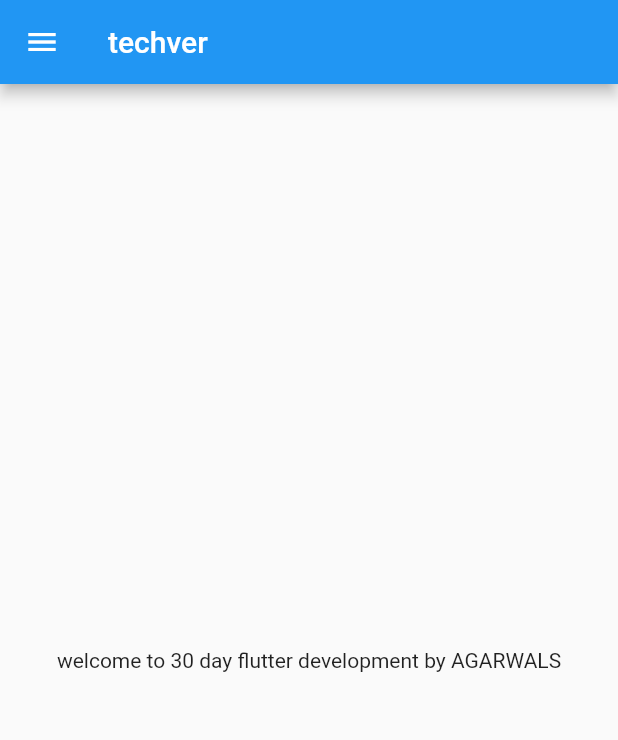
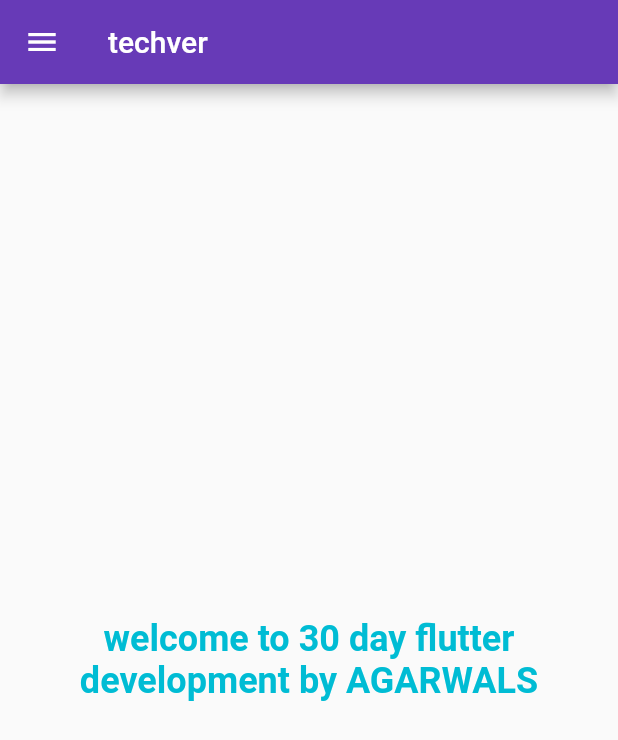
Before and after one commit to jayant-01/flutter_application_1, a Flutter app: the screen it shows after launch, on a phone screen of 412 x 824 dp. Shown: the top 740 px of the screen. Run offline on Flutter 3.47's test engine with Material 2 defaults, Android fonts, the phone set to English and light mode, and no system bars; missing offline and left inert: dart:html.

Commit message:
day3 complpeted

```diff
--- a/lib/main.dart
+++ b/lib/main.dart
@@ -1,6 +1,6 @@
 import 'package:flutter/material.dart';
-
-import 'home_page.dart';
+import 'package:flutter_application_1/pages/home_page.dart';
+import 'package:flutter_application_1/pages/login_page.dart';
 
 void main() {
   runApp(MyApp());
@@ -12,7 +12,13 @@ class MyApp extends StatelessWidget {
   @override
   Widget build(BuildContext context) {
     return MaterialApp(
-      home: HomePage(),
+      themeMode: ThemeMode.light,
+      theme: ThemeData(primarySwatch: Colors.deepPurple),
+      darkTheme: ThemeData(brightness: Brightness.dark),
+      routes: {
+        "/": (context) => HomePage(),
+        "/Login": (context) => LoginPage(),
+      },
     );
   }
 }
--- a/lib/home_page.dart
+++ b/lib/pages/home_page.dart
@@ -12,7 +12,16 @@ class HomePage extends StatelessWidget {
       ),
       body: Center(
         child: Container(
-          child: Text('welcome to $day day flutter development by $name'),
+          child: Text(
+            'welcome to $day day flutter development by $name',
+            // ignore: prefer_const_constructors
+            style: TextStyle(
+              fontSize: 24,
+              color: Colors.cyan,
+              fontWeight: FontWeight.bold,
+            ),
+            textAlign: TextAlign.center,
+          ),
         ),
       ),
       drawer: Drawer(),
```
Also changed, not shown: lib/pages/login_page.dart (added, +27 -0 lines).
